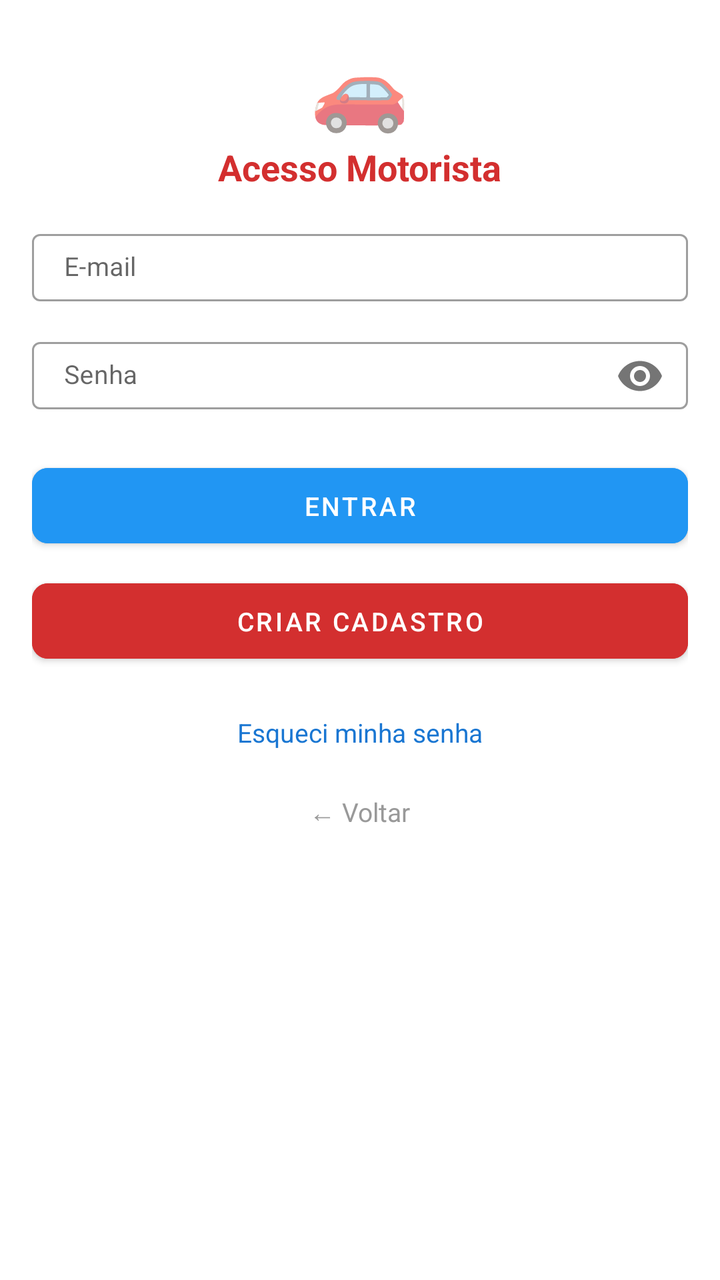
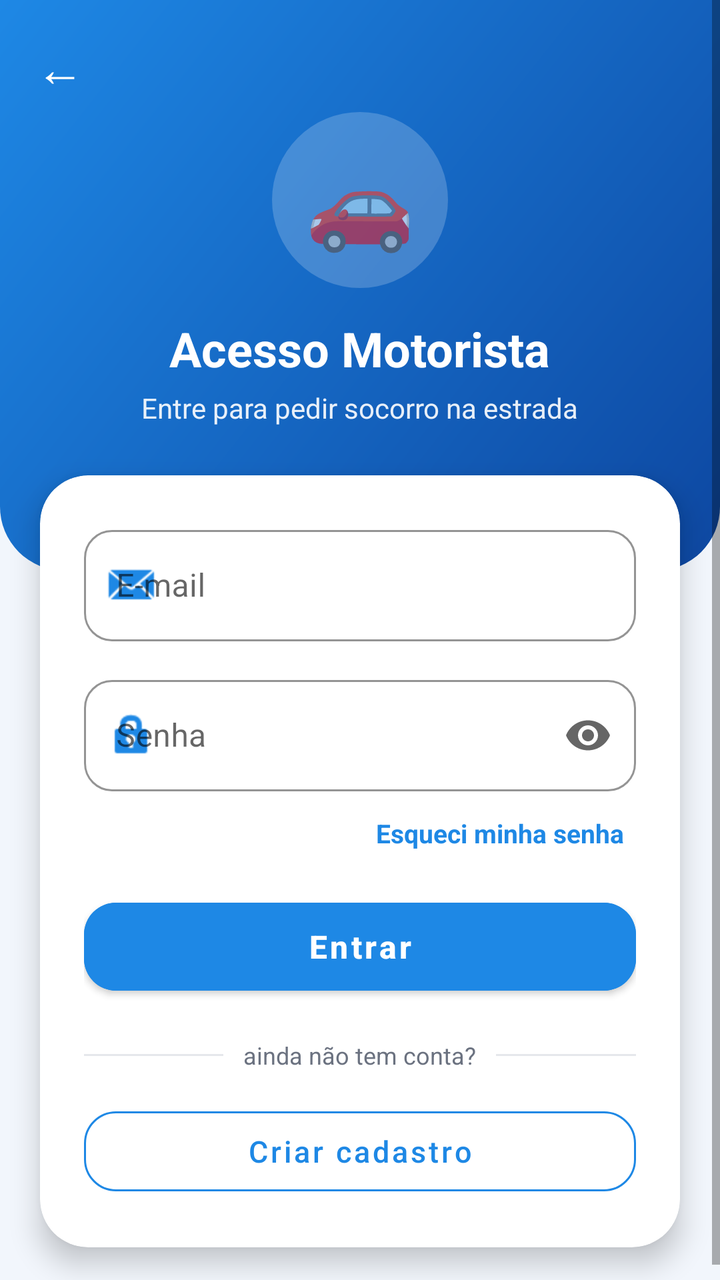

The first picture is an Android layout as it rendered before a commit; the second is the same layout after the commit. The layout source and the unified diff follow.
<!-- AndroidManifest.xml: application theme Theme.MaterialComponents.Light.NoActionBar -->
<!-- res/layout/activity_login_motorista.xml -->
<?xml version="1.0" encoding="utf-8"?>
<LinearLayout xmlns:android="http://schemas.android.com/apk/res/android"
    xmlns:app="http://schemas.android.com/apk/res-auto"
    xmlns:tools="http://schemas.android.com/tools"
    android:layout_width="match_parent"
    android:layout_height="match_parent"
    android:orientation="vertical"
    android:padding="16dp"
    android:paddingTop="48dp"
    android:background="@android:color/white"
    android:fitsSystemWindows="true"
    tools:context=".LoginMotoristaActivity">

    
    <TextView
        android:layout_width="wrap_content"
        android:layout_height="wrap_content"
        android:text="🚗"
        android:textSize="40sp"
        android:layout_marginBottom="2dp"
        android:layout_gravity="center_horizontal" />

    
    <TextView
        android:layout_width="wrap_content"
        android:layout_height="wrap_content"
        android:text="Acesso Motorista"
        android:textSize="18sp"
        android:textStyle="bold"
        android:textColor="#D32F2F"
        android:layout_marginBottom="16dp"
        android:layout_gravity="center_horizontal" />

    
    <com.google.android.material.textfield.TextInputLayout
        android:layout_width="match_parent"
        android:layout_height="wrap_content"
        android:layout_marginBottom="8dp"
        app:hintEnabled="true"
        style="@style/Widget.MaterialComponents.TextInputLayout.OutlinedBox">

        <com.google.android.material.textfield.TextInputEditText
            android:id="@+id/edtEmailLogin"
            android:layout_width="match_parent"
            android:layout_height="wrap_content"
            android:hint="E-mail"
            android:inputType="textEmailAddress"
            android:maxLines="1"
            android:textSize="13sp"
            android:paddingTop="8dp"
            android:paddingBottom="8dp" />
    </com.google.android.material.textfield.TextInputLayout>

    
    <com.google.android.material.textfield.TextInputLayout
        android:layout_width="match_parent"
        android:layout_height="wrap_content"
        android:layout_marginBottom="16dp"
        app:hintEnabled="true"
        app:passwordToggleEnabled="true"
        style="@style/Widget.MaterialComponents.TextInputLayout.OutlinedBox">

        <com.google.android.material.textfield.TextInputEditText
            android:id="@+id/edtSenhaLogin"
            android:layout_width="match_parent"
            android:layout_height="wrap_content"
            android:hint="Senha"
            android:inputType="textPassword"
            android:maxLines="1"
            android:textSize="13sp"
            android:paddingTop="8dp"
            android:paddingBottom="8dp" />
    </com.google.android.material.textfield.TextInputLayout>

    
    <com.google.android.material.button.MaterialButton
        android:id="@+id/btnEntrar"
        android:layout_width="match_parent"
        android:layout_height="wrap_content"
        android:text="ENTRAR"
        android:textSize="13sp"
        android:padding="10dp"
        android:backgroundTint="#2196F3"
        app:cornerRadius="8dp"
        android:layout_marginBottom="8dp" />

    
    <com.google.android.material.button.MaterialButton
        android:id="@+id/btnCriarConta"
        android:layout_width="match_parent"
        android:layout_height="wrap_content"
        android:text="CRIAR CADASTRO"
        android:textSize="13sp"
        android:padding="10dp"
        android:backgroundTint="#D32F2F"
        app:cornerRadius="8dp"
        android:layout_marginBottom="16dp" />

    
    <TextView
        android:id="@+id/btnEsqueciSenha"
        android:layout_width="wrap_content"
        android:layout_height="wrap_content"
        android:text="Esqueci minha senha"
        android:textSize="13sp"
        android:textColor="#1976D2"
        android:padding="6dp"
        android:clickable="true"
        android:focusable="true"
        android:background="?attr/selectableItemBackground"
        android:layout_gravity="center_horizontal"
        android:layout_marginBottom="12dp" />

    
    <TextView
        android:id="@+id/tvMensagem"
        android:layout_width="wrap_content"
        android:layout_height="wrap_content"
        android:text=""
        android:textColor="#D32F2F"
        android:textSize="12sp"
        android:visibility="gone"
        android:layout_gravity="center_horizontal"
        android:layout_marginBottom="12dp" />

    
    <TextView
        android:id="@+id/btnVoltarLogin"
        android:layout_width="wrap_content"
        android:layout_height="wrap_content"
        android:text="← Voltar"
        android:textSize="13sp"
        android:textColor="#999999"
        android:clickable="true"
        android:focusable="true"
        android:background="?attr/selectableItemBackground"
        android:layout_gravity="center_horizontal"
        android:padding="4dp" />

</LinearLayout>
<!-- resources referenced by this layout -->
<resources>

</resources>

<!-- the commit's change to res/layout/activity_login_motorista.xml (unified diff, before → after) -->
@@ -1,140 +1,217 @@
 <?xml version="1.0" encoding="utf-8"?>
-<LinearLayout xmlns:android="http://schemas.android.com/apk/res/android"
+<ScrollView xmlns:android="http://schemas.android.com/apk/res/android"
     xmlns:app="http://schemas.android.com/apk/res-auto"
     xmlns:tools="http://schemas.android.com/tools"
     android:layout_width="match_parent"
     android:layout_height="match_parent"
-    android:orientation="vertical"
-    android:padding="16dp"
-    android:paddingTop="48dp"
-    android:background="@android:color/white"
+    android:background="@color/motorista_fundo"
+    android:fillViewport="true"
     android:fitsSystemWindows="true"
     tools:context=".LoginMotoristaActivity">
 
-    
-    <TextView
-        android:layout_width="wrap_content"
-        android:layout_height="wrap_content"
-        android:text="🚗"
-        android:textSize="40sp"
-        android:layout_marginBottom="2dp"
-        android:layout_gravity="center_horizontal" />
-
-    
-    <TextView
-        android:layout_width="wrap_content"
-        android:layout_height="wrap_content"
-        android:text="Acesso Motorista"
-        android:textSize="18sp"
-        android:textStyle="bold"
-        android:textColor="#D32F2F"
-        android:layout_marginBottom="16dp"
-        android:layout_gravity="center_horizontal" />
-
-    
-    <com.google.android.material.textfield.TextInputLayout
+    <LinearLayout
         android:layout_width="match_parent"
         android:layout_height="wrap_content"
-        android:layout_marginBottom="8dp"
-        app:hintEnabled="true"
-        style="@style/Widget.MaterialComponents.TextInputLayout.OutlinedBox">
-
-        <com.google.android.material.textfield.TextInputEditText
-            android:id="@+id/edtEmailLogin"
+        android:orientation="vertical">
+
+        
+        <LinearLayout
             android:layout_width="match_parent"
             android:layout_height="wrap_content"
-            android:hint="E-mail"
-            android:inputType="textEmailAddress"
-            android:maxLines="1"
-            android:textSize="13sp"
-            android:paddingTop="8dp"
-            android:paddingBottom="8dp" />
-    </com.google.android.material.textfield.TextInputLayout>
-
-    
-    <com.google.android.material.textfield.TextInputLayout
-        android:layout_width="match_parent"
-        android:layout_height="wrap_content"
-        android:layout_marginBottom="16dp"
-        app:hintEnabled="true"
-        app:passwordToggleEnabled="true"
-        style="@style/Widget.MaterialComponents.TextInputLayout.OutlinedBox">
-
-        <com.google.android.material.textfield.TextInputEditText
-            android:id="@+id/edtSenhaLogin"
+            android:background="@drawable/bg_motorista_header"
+            android:gravity="center_horizontal"
+            android:orientation="vertical"
+            android:paddingTop="12dp"
+            android:paddingBottom="72dp">
+
+            <TextView
+                android:id="@+id/btnVoltarLogin"
+                android:layout_width="44dp"
+                android:layout_height="44dp"
+                android:layout_gravity="start"
+                android:layout_marginStart="8dp"
+                android:background="?attr/selectableItemBackgroundBorderless"
+                android:clickable="true"
+                android:focusable="true"
+                android:gravity="center"
+                android:text="←"
+                android:textColor="@android:color/white"
+                android:textSize="24sp" />
+
+            <TextView
+                android:layout_width="88dp"
+                android:layout_height="88dp"
+                android:background="@drawable/bg_admin_avatar"
+                android:backgroundTint="#33FFFFFF"
+                android:gravity="center"
+                android:text="🚗"
+                android:textSize="44sp" />
+
+            <TextView
+                android:layout_width="wrap_content"
+                android:layout_height="wrap_content"
+                android:layout_marginTop="14dp"
+                android:text="Acesso Motorista"
+                android:textColor="@android:color/white"
+                android:textSize="24sp"
+                android:textStyle="bold" />
+
+            <TextView
+                android:layout_width="wrap_content"
+                android:layout_height="wrap_content"
+                android:layout_marginTop="4dp"
+                android:text="Entre para pedir socorro na estrada"
+                android:textColor="#E6FFFFFF"
+                android:textSize="14sp" />
+        </LinearLayout>
+
+        
+        <com.google.android.material.card.MaterialCardView
             android:layout_width="match_parent"
             android:layout_height="wrap_content"
-            android:hint="Senha"
-            android:inputType="textPassword"
-            android:maxLines="1"
-            android:textSize="13sp"
-            android:paddingTop="8dp"
-            android:paddingBottom="8dp" />
-    </com.google.android.material.textfield.TextInputLayout>
-
-    
-    <com.google.android.material.button.MaterialButton
-        android:id="@+id/btnEntrar"
-        android:layout_width="match_parent"
-        android:layout_height="wrap_content"
-        android:text="ENTRAR"
-        android:textSize="13sp"
-        android:padding="10dp"
-        android:backgroundTint="#2196F3"
-        app:cornerRadius="8dp"
-        android:layout_marginBottom="8dp" />
-
-    
-    <com.google.android.material.button.MaterialButton
-        android:id="@+id/btnCriarConta"
-        android:layout_width="match_parent"
-        android:layout_height="wrap_content"
-        android:text="CRIAR CADASTRO"
-        android:textSize="13sp"
-        android:padding="10dp"
-        android:backgroundTint="#D32F2F"
-        app:cornerRadius="8dp"
-        android:layout_marginBottom="16dp" />
-
-    
-    <TextView
-        android:id="@+id/btnEsqueciSenha"
-        android:layout_width="wrap_content"
-        android:layout_height="wrap_content"
-        android:text="Esqueci minha senha"
-        android:textSize="13sp"
-        android:textColor="#1976D2"
-        android:padding="6dp"
-        android:clickable="true"
-        android:focusable="true"
-        android:background="?attr/selectableItemBackground"
-        android:layout_gravity="center_horizontal"
-        android:layout_marginBottom="12dp" />
-
-    
-    <TextView
-        android:id="@+id/tvMensagem"
-        android:layout_width="wrap_content"
-        android:layout_height="wrap_content"
-        android:text=""
-        android:textColor="#D32F2F"
-        android:textSize="12sp"
-        android:visibility="gone"
-        android:layout_gravity="center_horizontal"
-        android:layout_marginBottom="12dp" />
-
-    
-    <TextView
-        android:id="@+id/btnVoltarLogin"
-        android:layout_width="wrap_content"
-        android:layout_height="wrap_content"
-        android:text="← Voltar"
-        android:textSize="13sp"
-        android:textColor="#999999"
-        android:clickable="true"
-        android:focusable="true"
-        android:background="?attr/selectableItemBackground"
-        android:layout_gravity="center_horizontal"
-        android:padding="4dp" />
-
-</LinearLayout>
+            android:layout_marginStart="20dp"
+            android:layout_marginTop="-48dp"
+            android:layout_marginEnd="20dp"
+            android:layout_marginBottom="24dp"
+            app:cardBackgroundColor="@android:color/white"
+            app:cardCornerRadius="24dp"
+            app:cardElevation="8dp">
+
+            <LinearLayout
+                android:layout_width="match_parent"
+                android:layout_height="wrap_content"
+                android:orientation="vertical"
+                android:padding="22dp">
+
+                <com.google.android.material.textfield.TextInputLayout
+                    style="@style/Widget.MaterialComponents.TextInputLayout.OutlinedBox"
+                    android:layout_width="match_parent"
+                    android:layout_height="wrap_content"
+                    android:hint="E-mail"
+                    app:boxCornerRadiusBottomEnd="14dp"
+                    app:boxCornerRadiusBottomStart="14dp"
+                    app:boxCornerRadiusTopEnd="14dp"
+                    app:boxCornerRadiusTopStart="14dp"
+                    app:boxStrokeColor="@color/motorista_azul"
+                    app:hintTextColor="@color/motorista_azul"
+                    app:startIconDrawable="@android:drawable/sym_action_email"
+                    app:startIconTint="@color/motorista_azul">
+
+                    <com.google.android.material.textfield.TextInputEditText
+                        android:id="@+id/edtEmailLogin"
+                        android:layout_width="match_parent"
+                        android:layout_height="wrap_content"
+                        android:inputType="textEmailAddress"
+                        android:maxLines="1" />
+                </com.google.android.material.textfield.TextInputLayout>
+
+                <com.google.android.material.textfield.TextInputLayout
+                    style="@style/Widget.MaterialComponents.TextInputLayout.OutlinedBox"
+                    android:layout_width="match_parent"
+                    android:layout_height="wrap_content"
+                    android:layout_marginTop="14dp"
+                    android:hint="Senha"
+                    app:boxCornerRadiusBottomEnd="14dp"
+                    app:boxCornerRadiusBottomStart="14dp"
+                    app:boxCornerRadiusTopEnd="14dp"
+                    app:boxCornerRadiusTopStart="14dp"
+                    app:boxStrokeColor="@color/motorista_azul"
+                    app:endIconMode="password_toggle"
+                    app:hintTextColor="@color/motorista_azul"
+                    app:startIconDrawable="@android:drawable/ic_lock_idle_lock"
+                    app:startIconTint="@color/motorista_azul">
+
+                    <com.google.android.material.textfield.TextInputEditText
+                        android:id="@+id/edtSenhaLogin"
+                        android:layout_width="match_parent"
+                        android:layout_height="wrap_content"
+                        android:inputType="textPassword"
+                        android:maxLength="10"
+                        android:maxLines="1" />
+                </com.google.android.material.textfield.TextInputLayout>
+
+                <TextView
+                    android:id="@+id/btnEsqueciSenha"
+                    android:layout_width="wrap_content"
+                    android:layout_height="wrap_content"
+                    android:layout_gravity="end"
+                    android:layout_marginTop="6dp"
+                    android:background="?attr/selectableItemBackground"
+                    android:clickable="true"
+                    android:focusable="true"
+                    android:padding="6dp"
+                    android:text="Esqueci minha senha"
+                    android:textColor="@color/motorista_azul"
+                    android:textSize="13sp"
+                    android:textStyle="bold" />
+
+                <TextView
+                    android:id="@+id/tvMensagem"
+                    android:layout_width="match_parent"
+                    android:layout_height="wrap_content"
+                    android:layout_marginTop="8dp"
+                    android:background="@drawable/bg_admin_chip"
+                    android:backgroundTint="@color/admin_vermelho_claro"
+                    android:padding="10dp"
+                    android:textColor="#B91C1C"
+                    android:textSize="13sp"
+                    android:visibility="gone" />
+
+                <com.google.android.material.button.MaterialButton
+                    android:id="@+id/btnEntrar"
+                    android:layout_width="match_parent"
+                    android:layout_height="56dp"
+                    android:layout_marginTop="14dp"
+                    android:backgroundTint="@color/motorista_azul"
+                    android:text="Entrar"
+                    android:textAllCaps="false"
+                    android:textSize="16sp"
+                    android:textStyle="bold"
+                    app:cornerRadius="16dp" />
+
+                
+                <LinearLayout
+                    android:layout_width="match_parent"
+                    android:layout_height="wrap_content"
+                    android:layout_marginTop="18dp"
+                    android:gravity="center_vertical"
+                    android:orientation="horizontal">
+
+                    <View
+                        android:layout_width="0dp"
+                        android:layout_height="1dp"
+                        android:layout_weight="1"
+                        android:background="@color/admin_borda" />
+
+                    <TextView
+                        android:layout_width="wrap_content"
+                        android:layout_height="wrap_content"
+                        android:layout_marginStart="10dp"
+                        android:layout_marginEnd="10dp"
+                        android:text="ainda não tem conta?"
+                        android:textColor="@color/admin_texto_secundario"
+                        android:textSize="12sp" />
+
+                    <View
+                        android:layout_width="0dp"
+                        android:layout_height="1dp"
+                        android:layout_weight="1"
+                        android:background="@color/admin_borda" />
+                </LinearLayout>
+
+                <com.google.android.material.button.MaterialButton
+                    android:id="@+id/btnCriarConta"
+                    style="@style/Widget.MaterialComponents.Button.OutlinedButton"
+                    android:layout_width="match_parent"
+                    android:layout_height="52dp"
+                    android:layout_marginTop="14dp"
+                    android:text="Criar cadastro"
+                    android:textAllCaps="false"
+                    android:textColor="@color/motorista_azul"
+                    android:textSize="15sp"
+                    app:cornerRadius="16dp"
+                    app:strokeColor="@color/motorista_azul" />
+            </LinearLayout>
+        </com.google.android.material.card.MaterialCardView>
+    </LinearLayout>
+</ScrollView>
<!-- resource entries referenced after the edit -->
@@ -1,5 +1,32 @@
 <!-- resources referenced by this layout -->
 <resources>
-
+  <color name="admin_borda">#E5E7EB</color>
+  <color name="admin_texto_secundario">#6B7280</color>
+  <color name="admin_vermelho_claro">#FEE2E2</color>
+  <color name="motorista_azul">#1E88E5</color>
+  <color name="motorista_fundo">#F2F6FC</color>
+  <!-- drawable bg_admin_avatar (drawable) -->
+  <?xml version="1.0" encoding="utf-8"?>
+  <shape xmlns:android="http://schemas.android.com/apk/res/android" android:shape="oval">
+      <solid android:color="#FFFFFF" />
+  </shape>
+  <!-- drawable bg_admin_chip (drawable) -->
+  <?xml version="1.0" encoding="utf-8"?>
+  <shape xmlns:android="http://schemas.android.com/apk/res/android" android:shape="rectangle">
+      <solid android:color="#FFFFFF" />
+      <corners android:radius="12dp" />
+  </shape>
+  <!-- drawable bg_motorista_header (drawable) -->
+  <?xml version="1.0" encoding="utf-8"?>
+  <shape xmlns:android="http://schemas.android.com/apk/res/android" android:shape="rectangle">
+      <gradient
+          android:angle="315"
+          android:startColor="@color/motorista_azul"
+          android:endColor="@color/motorista_azul_escuro" />
+      <corners
+          android:bottomLeftRadius="32dp"
+          android:bottomRightRadius="32dp" />
+  </shape>
+  <color name="motorista_azul_escuro">#0D47A1</color>
 </resources>
 
